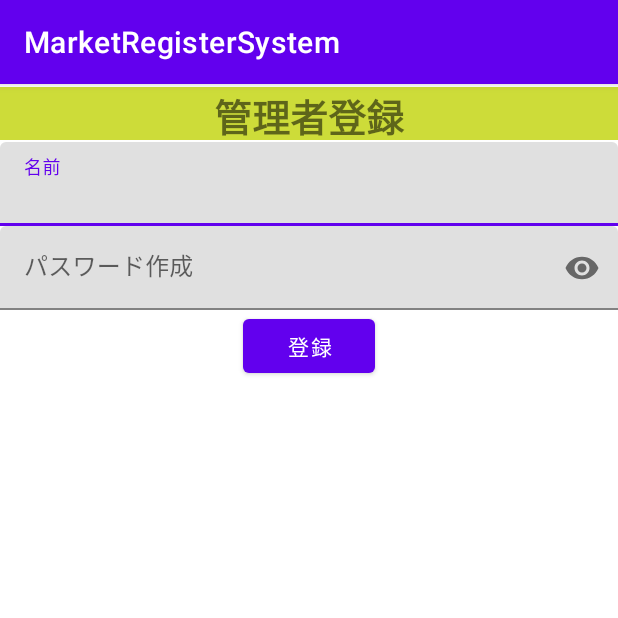
After one commit to nokopi36/MarketRegisterSystem, an Android app: the AdminRegisterActivity screen opened directly, with no data from a screen before it, on a phone screen of 412 x 824 dp, the top half of it. The commit adds this screen. Run offline under Robolectric (Android 15) with nearby library versions, the phone set to English and light mode, and no system bars; our stand-ins replace Room's generated code, data binding.

Commit message:
add：管理者登録画面・機能を追加

```diff
--- a/app/src/main/AndroidManifest.xml
+++ b/app/src/main/AndroidManifest.xml
@@ -18,6 +18,9 @@
         android:theme="@style/Theme.MarketRegisterSystem"
         tools:targetApi="31">
         <activity
+            android:name=".admin.AdminRegisterActivity"
+            android:exported="false" />
+        <activity
             android:name=".MainActivity"
             android:exported="false" />
         <activity
--- /dev/null
+++ b/app/src/main/java/com/nokopi/marketregistersystem/admin/AdminRegisterActivity.kt
@@ -0,0 +1,37 @@
+package com.nokopi.marketregistersystem.admin
+
+import android.content.Intent
+import androidx.appcompat.app.AppCompatActivity
+import android.os.Bundle
+import android.util.Log
+import androidx.databinding.DataBindingUtil
+import androidx.lifecycle.ViewModelProvider
+import com.nokopi.marketregistersystem.NFCActivity
+import com.nokopi.marketregistersystem.R
+import com.nokopi.marketregistersystem.data.AdminDatabase
+import com.nokopi.marketregistersystem.databinding.ActivityAdminRegisterBinding
+
+class AdminRegisterActivity : AppCompatActivity() {
+    private lateinit var binding: ActivityAdminRegisterBinding
+    private lateinit var viewModel: AdminRegisterViewModel
+
+    override fun onCreate(savedInstanceState: Bundle?) {
+        super.onCreate(savedInstanceState)
+
+        binding = DataBindingUtil.setContentView(this, R.layout.activity_admin_register)
+        val dataSource = AdminDatabase.getInstance(this).adminDatabaseDao
+        val viewModelFactory = AdminRegisterViewModelFactory(dataSource)
+        viewModel = ViewModelProvider(this, viewModelFactory)[AdminRegisterViewModel::class.java]
+        binding.adminRegisterViewModel = viewModel
+        binding.lifecycleOwner = this
+
+        viewModel.goNFCActivity.observe(this) {
+            Log.i("goNFC", it.toString())
+            if (it) {
+                val nfcIntent = Intent(this, NFCActivity::class.java)
+                startActivity(nfcIntent)
+            }
+        }
+
+    }
+}
--- /dev/null
+++ b/app/src/main/java/com/nokopi/marketregistersystem/admin/AdminRegisterViewModel.kt
@@ -0,0 +1,53 @@
+package com.nokopi.marketregistersystem.admin
+
+import android.util.Log
+import androidx.lifecycle.LiveData
+import androidx.lifecycle.MutableLiveData
+import androidx.lifecycle.ViewModel
+import androidx.lifecycle.viewModelScope
+import com.nokopi.marketregistersystem.data.Admin
+import com.nokopi.marketregistersystem.data.AdminDatabaseDao
+import kotlinx.coroutines.launch
+
+class AdminRegisterViewModel(private val database: AdminDatabaseDao) : ViewModel() {
+
+    val userNameText: MutableLiveData<String> = MutableLiveData<String>("")
+    private val userName: LiveData<String>
+        get() = userNameText
+
+    val passwordText: MutableLiveData<String> = MutableLiveData<String>("")
+    private val password: LiveData<String>
+        get() = passwordText
+
+    private val _goNFCActivity: MutableLiveData<Boolean> = MutableLiveData<Boolean>()
+    val goNFCActivity: LiveData<Boolean>
+        get() = _goNFCActivity
+
+    private val _isEnabled: MutableLiveData<Boolean> = MutableLiveData<Boolean>(false)
+    val isEnabled: LiveData<Boolean>
+        get() = _isEnabled
+
+    fun registerAdmin() {
+        val inputPassword = password.value.toString()
+        viewModelScope.launch {
+            val pass = database.getPassword(inputPassword)
+            if (pass != inputPassword) {
+                _goNFCActivity.value = true
+                val adminInfo = Admin(
+                    adminName = userName.value.toString(),
+                    password = inputPassword
+                )
+                database.insert(adminInfo)
+            } else {
+                _goNFCActivity.value = false
+            }
+        }
+    }
+
+    fun updateButton() {
+        val isBlank: Boolean = password.value.isNullOrBlank() || userName.value.isNullOrBlank()
+        Log.i("isBlank", isBlank.toString())
+        _isEnabled.value = !isBlank
+    }
+
+}
--- /dev/null
+++ b/app/src/main/java/com/nokopi/marketregistersystem/admin/AdminRegisterViewModelFactory.kt
@@ -0,0 +1,15 @@
+package com.nokopi.marketregistersystem.admin
+
+import androidx.lifecycle.ViewModel
+import androidx.lifecycle.ViewModelProvider
+import com.nokopi.marketregistersystem.data.AdminDatabaseDao
+
+class AdminRegisterViewModelFactory(private val dataSource: AdminDatabaseDao) : ViewModelProvider.Factory {
+    @Suppress("unchecked_cast")
+    override fun <T : ViewModel> create(modelClass: Class<T>): T {
+        if (modelClass.isAssignableFrom(AdminRegisterViewModel::class.java)) {
+            return AdminRegisterViewModel(dataSource) as T
+        }
+        throw IllegalArgumentException("Unknown ViewModel class")
+    }
+}
--- /dev/null
+++ b/app/src/main/java/com/nokopi/marketregistersystem/data/Admin.kt
@@ -0,0 +1,17 @@
+package com.nokopi.marketregistersystem.data
+
+import androidx.room.ColumnInfo
+import androidx.room.Entity
+import androidx.room.PrimaryKey
+
+@Entity(tableName = "admin_info_table")
+data class Admin(
+    @PrimaryKey(autoGenerate = true)
+    var id: Int = 0,
+
+    @ColumnInfo(name = "admin_name")
+    var adminName: String,
+
+    @ColumnInfo(name = "password")
+    var password: String
+)
--- /dev/null
+++ b/app/src/main/java/com/nokopi/marketregistersystem/data/AdminDatabase.kt
@@ -0,0 +1,31 @@
+package com.nokopi.marketregistersystem.data
+
+import android.content.Context
+import androidx.room.Database
+import androidx.room.Room
+import androidx.room.RoomDatabase
+
+@Database(entities = [Admin::class], version = 1, exportSchema = false)
+abstract class AdminDatabase : RoomDatabase() {
+    abstract val adminDatabaseDao: AdminDatabaseDao
+    companion object {
+        @Volatile
+        private var INSTANCE: AdminDatabase? = null
+        fun getInstance(context: Context): AdminDatabase {
+            synchronized(this) {
+                var instance = INSTANCE
+                if (instance == null) {
+                    instance = Room.databaseBuilder(
+                        context.applicationContext,
+                        AdminDatabase::class.java,
+                        "admin_info_database"
+                    )
+                        .fallbackToDestructiveMigration()
+                        .build()
+                    INSTANCE = instance
+                }
+                return instance
+            }
+        }
+    }
+}
--- /dev/null
+++ b/app/src/main/java/com/nokopi/marketregistersystem/data/AdminDatabaseDao.kt
@@ -0,0 +1,18 @@
+package com.nokopi.marketregistersystem.data
+
+import androidx.room.Dao
+import androidx.room.Insert
+import androidx.room.Query
+import androidx.room.Update
+
+@Dao
+interface AdminDatabaseDao {
+    @Insert
+    suspend fun insert(admin: Admin)
+
+    @Update
+    suspend fun update(admin: Admin)
+
+    @Query("SELECT password FROM admin_info_table WHERE password = :password")
+    suspend fun getPassword(password: String): String
+}
--- /dev/null
+++ b/app/src/main/res/layout/activity_admin_register.xml
@@ -0,0 +1,91 @@
+<?xml version="1.0" encoding="utf-8"?>
+<layout xmlns:android="http://schemas.android.com/apk/res/android"
+    xmlns:app="http://schemas.android.com/apk/res-auto"
+    xmlns:tools="http://schemas.android.com/tools">
+
+    <data>
+
+        <variable
+            name="adminRegisterViewModel"
+            type="com.nokopi.marketregistersystem.admin.AdminRegisterViewModel" />
+
+    </data>
+
+    <androidx.constraintlayout.widget.ConstraintLayout
+        android:layout_width="match_parent"
+        android:layout_height="match_parent"
+        tools:context=".admin.AdminRegisterActivity">
+
+        <androidx.constraintlayout.widget.Guideline
+            android:id="@+id/guideline2"
+            android:layout_width="wrap_content"
+            android:layout_height="wrap_content"
+            android:orientation="horizontal"
+            app:layout_constraintGuide_percent="0.05" />
+
+        <TextView
+            android:layout_width="match_parent"
+            android:layout_height="35dp"
+            android:background="#CDDC39"
+            android:backgroundTint="#CDDC39"
+            android:gravity="center"
+            android:text="@string/admin_register"
+            android:textSize="25sp"
+            android:textStyle="bold"
+            app:layout_constraintBottom_toBottomOf="@id/guideline2"
+            app:layout_constraintLeft_toLeftOf="parent"
+            app:layout_constraintRight_toRightOf="parent"
+            app:layout_constraintTop_toTopOf="parent" />
+
+
+        <com.google.android.material.textfield.TextInputLayout
+            android:id="@+id/userNameBox"
+            android:layout_width="match_parent"
+            android:layout_height="wrap_content"
+            android:hint="@string/user_name"
+            app:layout_constraintTop_toBottomOf="@id/guideline2"
+            app:layout_constraintLeft_toLeftOf="parent"
+            app:layout_constraintRight_toRightOf="parent">
+
+            <com.google.android.material.textfield.TextInputEditText
+                android:id="@+id/userName"
+                android:layout_width="match_parent"
+                android:layout_height="wrap_content"
+                android:text="@={adminRegisterViewModel.userNameText}"
+                android:onTextChanged="@{() -> adminRegisterViewModel.updateButton()}"
+                android:inputType="textPersonName" />
+
+        </com.google.android.material.textfield.TextInputLayout>
+
+        <com.google.android.material.textfield.TextInputLayout
+            android:id="@+id/passWordBox"
+            android:layout_width="match_parent"
+            android:layout_height="wrap_content"
+            android:hint="@string/password"
+            app:passwordToggleEnabled="true"
+            app:layout_constraintTop_toBottomOf="@id/userNameBox"
+            app:layout_constraintLeft_toLeftOf="parent"
+            app:layout_constraintRight_toRightOf="parent">
+
+            <com.google.android.material.textfield.TextInputEditText
+                android:id="@+id/passWord"
+                android:layout_width="match_parent"
+                android:layout_height="wrap_content"
+                android:text="@={adminRegisterViewModel.passwordText}"
+                android:onTextChanged="@{() -> adminRegisterViewModel.updateButton()}"
+                android:inputType="textPassword" />
+
+        </com.google.android.material.textfield.TextInputLayout>
+
+        <Button
+            android:layout_width="wrap_content"
+            android:layout_height="wrap_content"
+            android:text="@string/register"
+            app:layout_constraintTop_toBottomOf="@id/passWordBox"
+            app:layout_constraintLeft_toLeftOf="parent"
+            app:layout_constraintRight_toRightOf="parent"
+            android:onClick="@{() -> adminRegisterViewModel.registerAdmin()}"
+            android:enabled="@{adminRegisterViewModel.isEnabled}"/>
+
+    </androidx.constraintlayout.widget.ConstraintLayout>
+</layout>
--- a/app/src/main/res/values/strings.xml
+++ b/app/src/main/res/values/strings.xml
@@ -1,4 +1,8 @@
 <resources>
     <string name="app_name">MarketRegisterSystem</string>
     <string name="user_name">名前</string>
+    <string name="admin_register">管理者登録</string>
+    <string name="sign_up">ユーザー新規登録</string>
+    <string name="password">パスワード作成</string>
+    <string name="register">登録</string>
 </resources>
```
